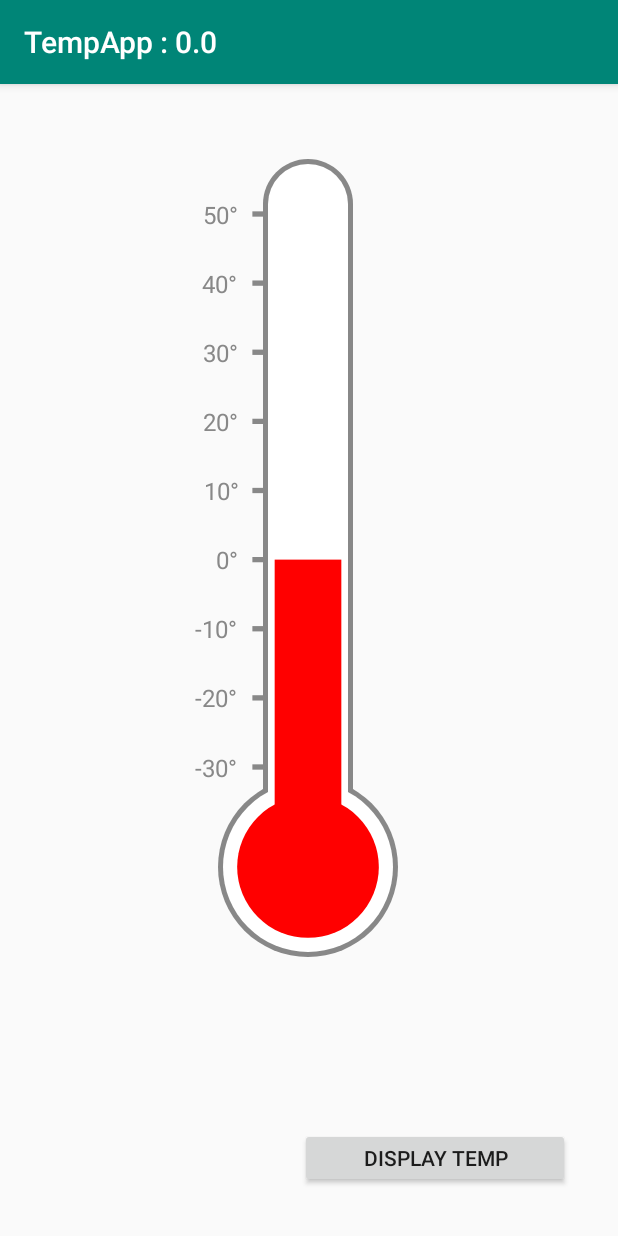
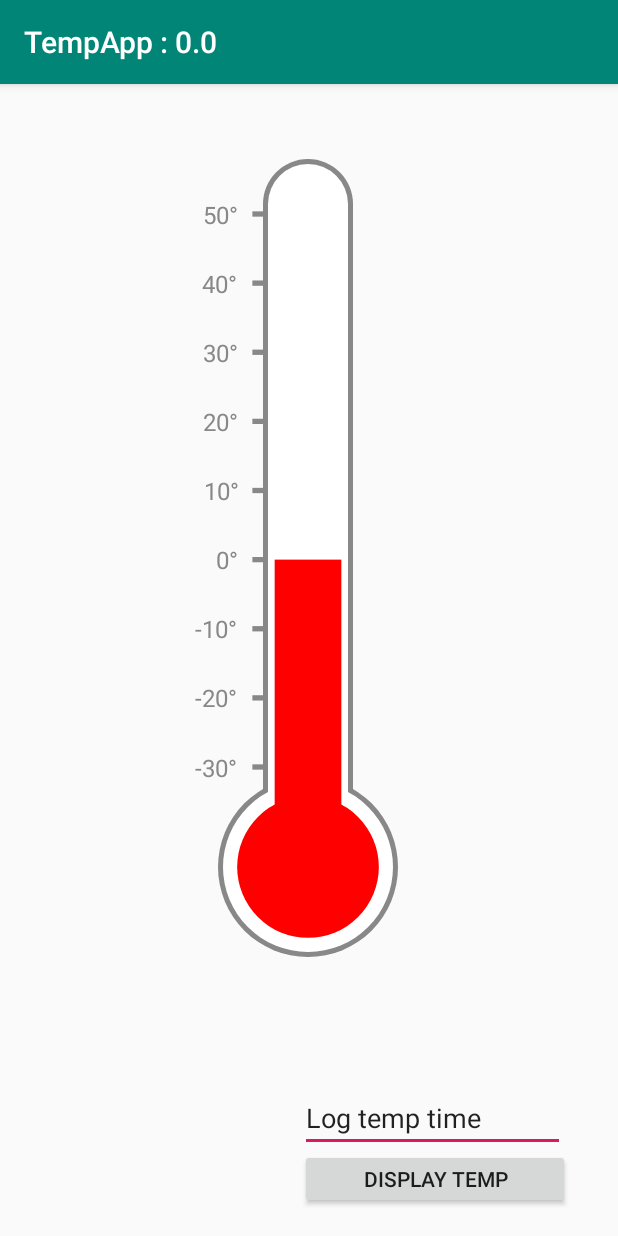
Before and after one commit to NiravSurajlal/AndroidStudioProjects, an Android app: the screen it shows after launch (MainActivity), on a phone screen of 412 x 824 dp. Run offline under Robolectric (Android 15) with nearby library versions, the phone set to English and light mode, and no system bars.

```diff
--- a/TempAp/app/src/main/res/layout/activity_main.xml
+++ b/TempAp/app/src/main/res/layout/activity_main.xml
@@ -26,9 +26,27 @@
         android:layout_alignParentBottom="true"
         android:layout_marginStart="200dp"
         android:layout_marginLeft="200dp"
-        android:layout_marginBottom="16dp"
+        android:layout_marginBottom="2dp"
         android:onClick="sendMessage"
         android:text="@string/display_temp" />
+
+    <EditText
+        android:id="@+id/editText"
+        android:layout_width="180dp"
+        android:layout_height="40dp"
+        android:layout_alignParentStart="true"
+        android:layout_alignParentLeft="true"
+        android:layout_alignParentEnd="true"
+        android:layout_alignParentRight="true"
+        android:layout_alignParentBottom="true"
+        android:layout_marginStart="200dp"
+        android:layout_marginLeft="200dp"
+        android:layout_marginEnd="35dp"
+        android:layout_marginRight="35dp"
+        android:layout_marginBottom="40dp"
+        android:ems="10"
+        android:inputType="textPersonName"
+        android:text="@string/time_choice" />
     <!--android:layout_marginLeft="@dimen/activity_horizontal_margin"-->
     <!--android:layout_marginRight="@dimen/activity_horizontal_margin"-->
     <!--app:innerColor="@color/innerColor"-->
--- a/TempAp/app/src/main/res/values/strings.xml
+++ b/TempAp/app/src/main/res/values/strings.xml
@@ -1,4 +1,5 @@
 <resources>
     <string name="app_name">TempApp</string>
     <string name="display_temp">Display Temp</string>
+    <string name="time_choice">Log temp time</string>
 </resources>
```
Also changed, not shown: TempAp/app/src/main/java/com/example/tempapp/MainActivity.java (+36 -12 lines).
